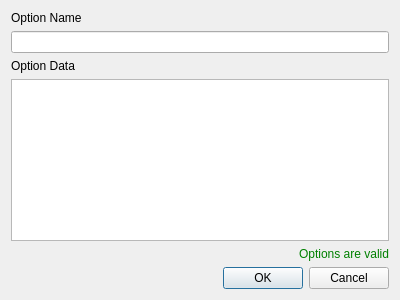
Old version of the form starcheat/templates/ItemEditOptions.ui in the repository wizzomafizzo/starcheat.
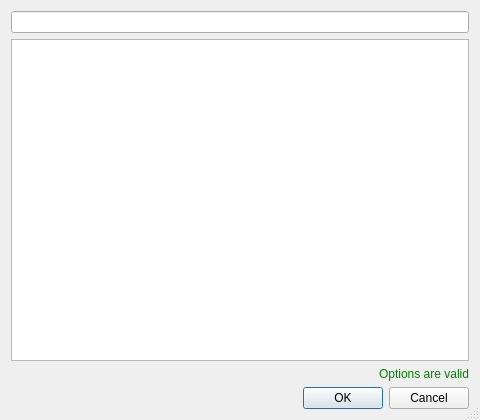
New version of the form.

Commit message:
Major changes to tech dialog
Fixes #23
- Added editing movementController
- Added body part labels
- Restrict techs to slots based on type
- Show all information in tech info box
- Learn all techs button
- Toggle enable/disabled techs
- Learn/unleanr techs
- Retain order of tech slots on save/load

```diff
--- a/starcheat/templates/ItemEditOptions.ui
+++ b/starcheat/templates/ItemEditOptions.ui
@@ -6,15 +6,18 @@
    <rect>
     <x>0</x>
     <y>0</y>
-    <width>400</width>
-    <height>300</height>
+    <width>480</width>
+    <height>420</height>
    </rect>
   </property>
   <property name="windowTitle">
    <string>Edit Item Option</string>
   </property>
+  <property name="sizeGripEnabled">
+   <bool>true</bool>
+  </property>
   <layout class="QGridLayout" name="gridLayout">
-   <item row="4" column="0">
+   <item row="2" column="0">
     <widget class="QLabel" name="valid_label">
      <property name="styleSheet">
       <string notr="true">color: green</string>
@@ -30,7 +33,7 @@
      </property>
     </widget>
    </item>
-   <item row="5" column="0">
+   <item row="3" column="0">
     <widget class="QDialogButtonBox" name="buttonBox">
      <property name="orientation">
       <enum>Qt::Horizontal</enum>
@@ -40,26 +43,12 @@
      </property>
     </widget>
    </item>
-   <item row="1" column="0">
+   <item row="0" column="0">
     <widget class="QLineEdit" name="name"/>
    </item>
-   <item row="3" column="0">
+   <item row="1" column="0">
     <widget class="QPlainTextEdit" name="options"/>
    </item>
-   <item row="0" column="0">
-    <widget class="QLabel" name="name_label">
-     <property name="text">
-      <string>Option Name</string>
-     </property>
-    </widget>
-   </item>
-   <item row="2" column="0">
-    <widget class="QLabel" name="data_label">
-     <property name="text">
-      <string>Option Data</string>
-     </property>
-    </widget>
-   </item>
   </layout>
  </widget>
  <resources/>
```
The commit also changes 6 other files.
